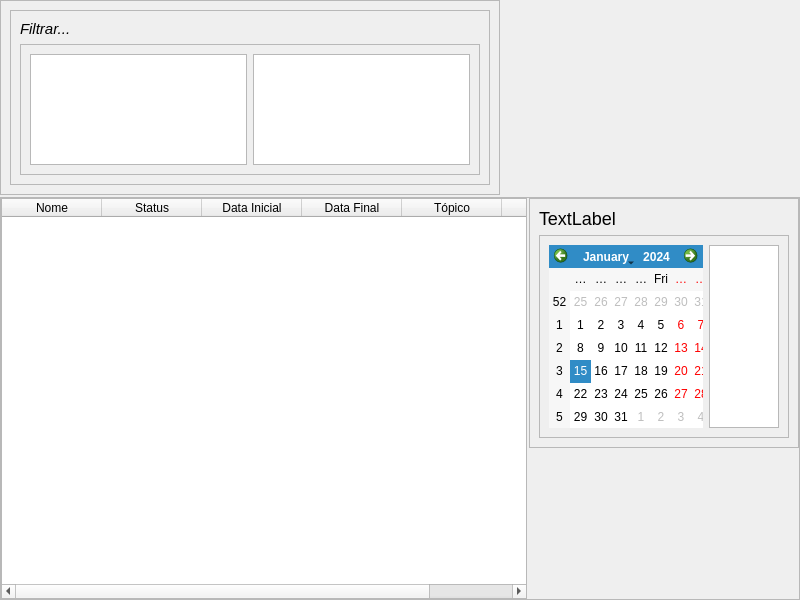
The window that functions/new_daily_task/new_dailytask_page.ui (Nbdyleto/PySide6_Self_TCC) describes before a commit, drawn with Qt 5.
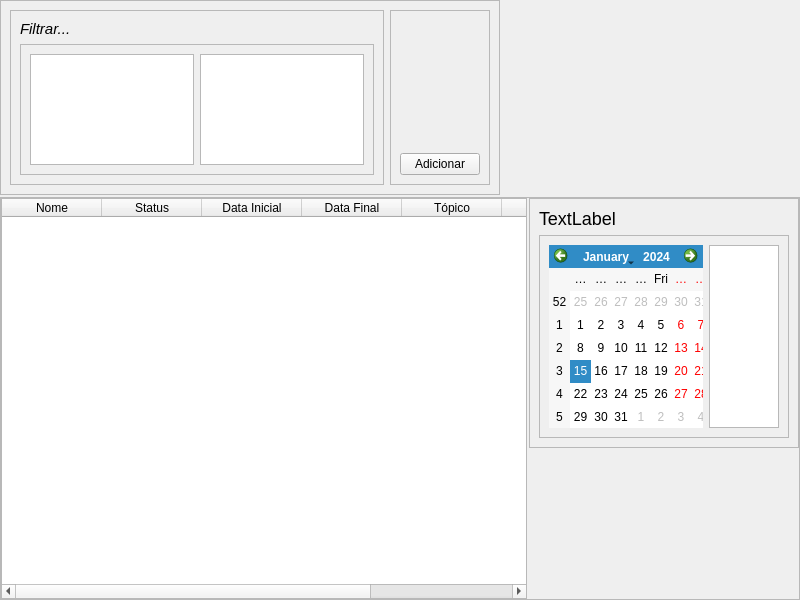
The same window after the commit.

Commit message: [daily-task] allow user change task name by button

```diff
--- a/functions/new_daily_task/new_dailytask_page.ui
+++ b/functions/new_daily_task/new_dailytask_page.ui
@@ -34,7 +34,7 @@
    <property name="bottomMargin">
     <number>0</number>
    </property>
-   <item alignment="Qt::AlignLeft">
+   <item>
     <widget class="QFrame" name="frame">
      <property name="minimumSize">
       <size>
@@ -55,7 +55,7 @@
       <enum>QFrame::Raised</enum>
      </property>
      <layout class="QHBoxLayout" name="horizontalLayout_2">
-      <item>
+      <item alignment="Qt::AlignLeft">
        <widget class="QFrame" name="frame_4">
         <property name="frameShape">
          <enum>QFrame::StyledPanel</enum>
@@ -103,6 +103,25 @@
         </layout>
        </widget>
       </item>
+      <item>
+       <widget class="QFrame" name="frame_6">
+        <property name="frameShape">
+         <enum>QFrame::StyledPanel</enum>
+        </property>
+        <property name="frameShadow">
+         <enum>QFrame::Raised</enum>
+        </property>
+        <layout class="QHBoxLayout" name="horizontalLayout_3">
+         <item alignment="Qt::AlignHCenter|Qt::AlignBottom">
+          <widget class="QPushButton" name="btnAddTask">
+           <property name="text">
+            <string>Adicionar</string>
+           </property>
+          </widget>
+         </item>
+        </layout>
+       </widget>
+      </item>
      </layout>
     </widget>
    </item>
@@ -180,6 +199,11 @@
           <string/>
          </property>
         </column>
+        <column>
+         <property name="text">
+          <string/>
+         </property>
+        </column>
        </widget>
       </item>
       <item alignment="Qt::AlignTop">
```
Left out of the diff: 12 changed lines with no effect on the pictures. The commit also changes 5 other files.
